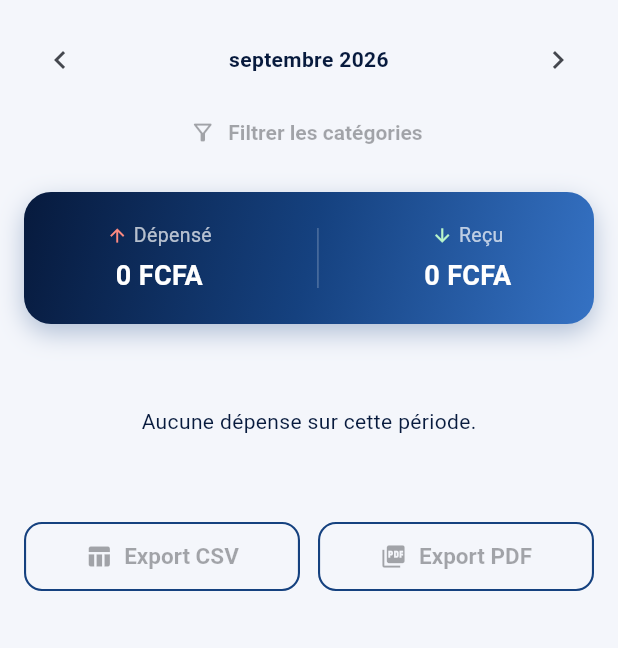
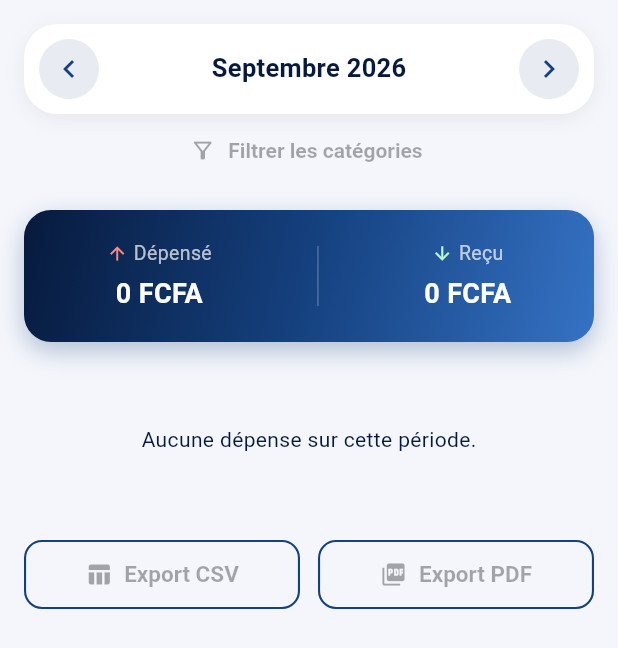
Before and after one commit to lonla01/flutter_cashflow_redesign, a Flutter app: the DashboardScreen widget shown alone on an empty page, opened directly, on a phone screen of 412 x 824 dp. Shown: the top 648 px of the screen. Run offline on Flutter 3.47's test engine with Material 3 defaults, Android fonts, the phone set to English and light mode, and no system bars; our stand-ins replace connectivity_plus, csv, drift, drift_flutter, fl_chart, share_plus and 1 more; missing offline and left inert: another_telephony; accounts and stored records are empty; generated files the repository leaves out were written again.

Commit message:
Fix Connexion screen URL overflow, polish month navigator and pie chart
The Supabase URL has no spaces, so Flutter can't soft-wrap it inside
the label/value Row it shared with other fields — it overflowed
instead. Rows on that screen now stack label above value (full card
width) with a 2-line ellipsis safety net for any genuinely long value.

Dashboard month navigator: chevrons are now circular navy tonal
buttons (IconButton.filledTonal) instead of bare icons, the month
label is capitalized/bolder/navy, and the whole row sits in a
subtly-shadowed white pill instead of floating directly on the page.

Pie chart center hole is now a navy gradient disc (drawn behind the
donut via Stack, since fl_chart's centerSpaceColor only accepts a
solid color) instead of blending into the white card background.

Co-Authored-By: Claude Sonnet 5 <noreply@anthropic.com>
Claude-Session: https://claude.ai/code/session_013KiLoeXpy17QnJF6svjvSY

```diff
--- a/lib/screens/connection_status_screen.dart
+++ b/lib/screens/connection_status_screen.dart
@@ -111,18 +111,24 @@ class ConnectionStatusScreen extends StatelessWidget {
     );
   }
 
+  // Colonne (label au-dessus, valeur en dessous) plutôt qu'une ligne
+  // label/valeur côte à côte : une valeur sans espaces (une URL) ne peut
+  // pas passer à la ligne au milieu d'un "mot", donc une disposition en
+  // ligne déborde. En colonne, toute la largeur de la carte est
+  // disponible, et l'ellipse reste un filet de sécurité pour une valeur
+  // vraiment trop longue.
   Widget _ligne(String label, String valeur) => Padding(
         padding: const EdgeInsets.symmetric(vertical: 8),
-        child: Row(
-          mainAxisAlignment: MainAxisAlignment.spaceBetween,
+        child: Column(
+          crossAxisAlignment: CrossAxisAlignment.start,
           children: [
-            Text(label, style: const TextStyle(color: Colors.grey)),
-            Flexible(
-              child: Text(
-                valeur,
-                textAlign: TextAlign.right,
-                style: const TextStyle(fontWeight: FontWeight.w600),
-              ),
+            Text(label, style: TextStyle(color: Colors.grey.shade600, fontSize: 12.5)),
+            const SizedBox(height: 3),
+            Text(
+              valeur,
+              style: const TextStyle(fontWeight: FontWeight.w600, fontSize: 14.5),
+              maxLines: 2,
+              overflow: TextOverflow.ellipsis,
             ),
           ],
         ),
--- a/lib/screens/dashboard_screen.dart
+++ b/lib/screens/dashboard_screen.dart
@@ -131,15 +131,35 @@ class _DashboardScreenState extends State<DashboardScreen> {
       child: ListView(
         padding: const EdgeInsets.all(16),
         children: [
-          Row(
+          Container(
+            padding: const EdgeInsets.symmetric(horizontal: 6, vertical: 6),
+            decoration: BoxDecoration(
+              color: Colors.white,
+              borderRadius: BorderRadius.circular(22),
+              boxShadow: [
+                BoxShadow(
+                  color: Colors.black.withValues(alpha: 0.06),
+                  blurRadius: 10,
+                  offset: const Offset(0, 3),
+                ),
+              ],
+            ),
+            child: Row(
               mainAxisAlignment: MainAxisAlignment.spaceBetween,
               children: [
-              IconButton(onPressed: () => _changerPeriode(-1), icon: const Icon(Icons.chevron_left)),
-              Expanded(
-                child: Text(periodeLabel, textAlign: TextAlign.center, style: const TextStyle(fontWeight: FontWeight.bold)),
+                _flecheMois(Icons.chevron_left, () => _changerPeriode(-1)),
+                Text(
+                  _capitaliser(periodeLabel),
+                  style: const TextStyle(
+                    fontSize: 17,
+                    fontWeight: FontWeight.w700,
+                    color: AppColors.navy900,
+                    letterSpacing: 0.2,
                   ),
-              IconButton(onPressed: () => _changerPeriode(1), icon: const Icon(Icons.chevron_right)),
+                ),
+                _flecheMois(Icons.chevron_right, () => _changerPeriode(1)),
               ],
+            ),
           ),
           Row(
             mainAxisAlignment: MainAxisAlignment.center,
@@ -200,8 +220,25 @@ class _DashboardScreenState extends State<DashboardScreen> {
                   children: [
                     SizedBox(
                       height: 200,
-                      child: PieChart(
+                      child: Stack(
+                        alignment: Alignment.center,
+                        children: [
+                          // fl_chart ne permet pas de dégradé pour
+                          // centerSpaceColor : on dessine le disque central
+                          // nous-mêmes, révélé par le trou transparent du
+                          // donut par-dessus.
+                          Container(
+                            width: 100,
+                            height: 100,
+                            decoration: const BoxDecoration(
+                              shape: BoxShape.circle,
+                              gradient: AppGradients.primary,
+                            ),
+                          ),
+                          PieChart(
                             PieChartData(
+                              centerSpaceRadius: 50,
+                              centerSpaceColor: Colors.transparent,
                               sections: [
                                 for (var i = 0; i < parCategorie.length; i++)
                                   PieChartSectionData(
@@ -213,6 +250,8 @@ class _DashboardScreenState extends State<DashboardScreen> {
                               ],
                               sectionsSpace: 2,
                             ),
+                          ),
+                        ],
                       ),
                     ),
                     const SizedBox(height: 8),
@@ -297,6 +336,19 @@ class _DashboardScreenState extends State<DashboardScreen> {
     );
   }
 
+  String _capitaliser(String s) => s.isEmpty ? s : '${s[0].toUpperCase()}${s.substring(1)}';
+
+  Widget _flecheMois(IconData icon, VoidCallback onTap) {
+    return IconButton.filledTonal(
+      onPressed: onTap,
+      icon: Icon(icon),
+      style: IconButton.styleFrom(
+        backgroundColor: AppColors.navy700.withValues(alpha: 0.1),
+        foregroundColor: AppColors.navy700,
+      ),
+    );
+  }
+
   Widget _totalCard(String label, double montant, IconData icon, Color accent, NumberFormat fmt) {
     return Column(
       children: [
```
Lines whose indentation alone changed are shown as unchanged.
